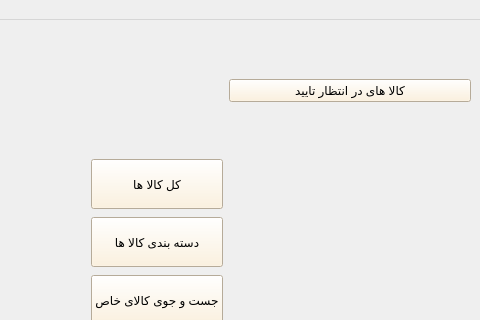
This is ReviewAdminWindow.ui in Alireza8hi/Project-DigiKala as Qt 5 draws it before an edit; both pictures show x 160 to 640 and y 0 to 320 of the 640 by 480 pixel window. The edited form follows.
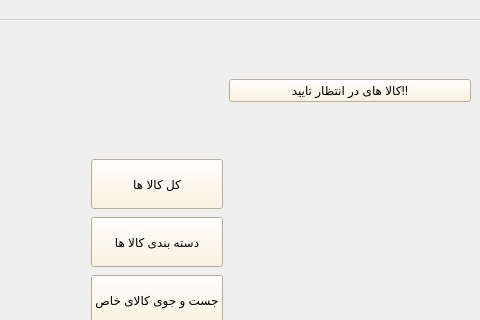
This is the edited form. Icons and pictures are not drawn.

What changed in the file:
```diff
--- a/ReviewAdminWindow.ui
+++ b/ReviewAdminWindow.ui
@@ -159,7 +159,7 @@
 color: rgb(0, 0, 0);</string>
       </property>
       <property name="text">
-       <string>کالا های در انتظار تایید</string>
+       <string>کالا های در انتظار تایید!!</string>
       </property>
       <property name="icon">
        <iconset resource="icons.qrc">
```
Left out of the diff: 109 changed lines with no effect on the pictures.
